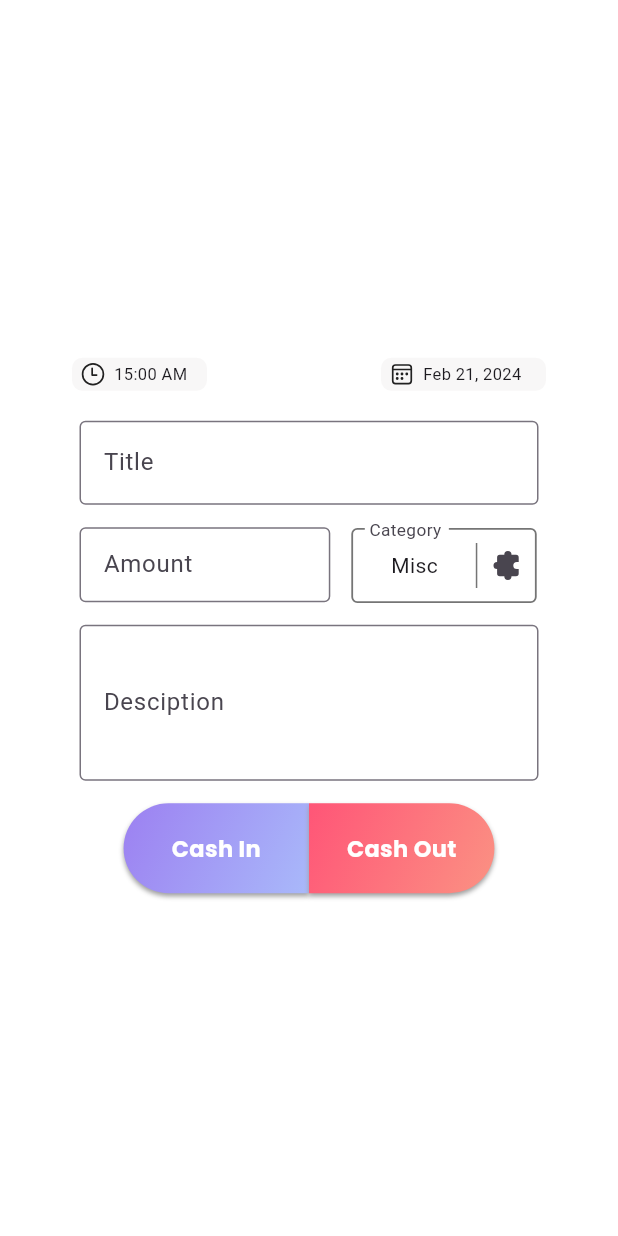
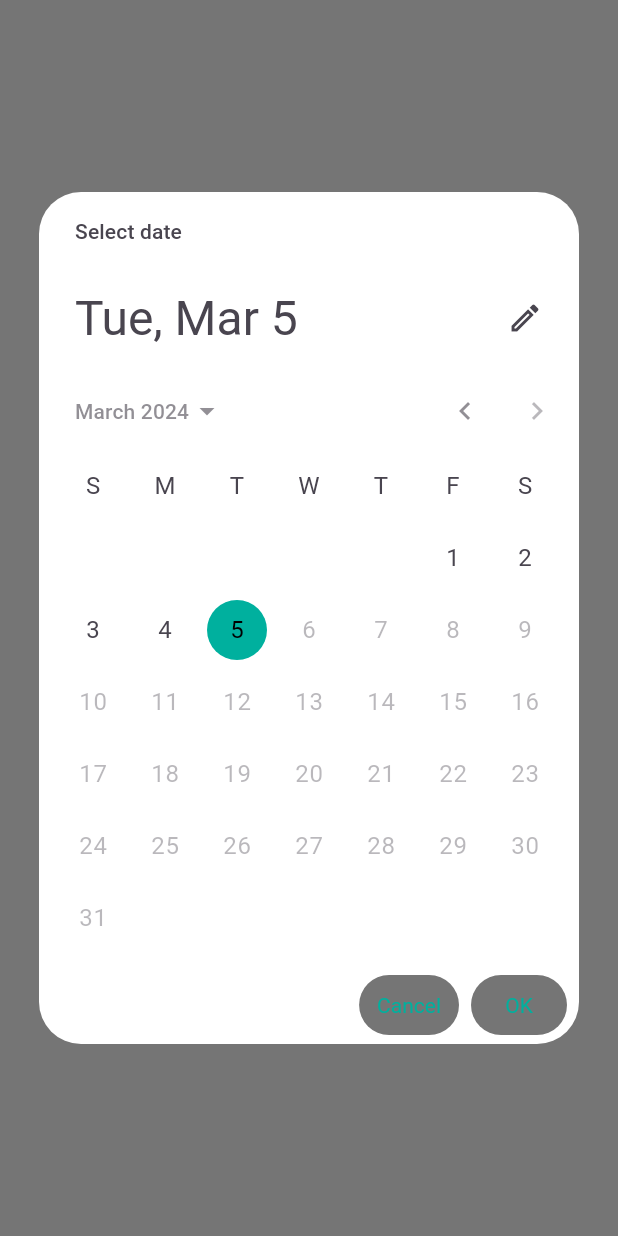
Before and after one commit to itsAliTahir/Expense-Tracker, a Flutter app: the MyAddTransactionDialog widget shown alone on an empty page, opened directly, after a tap on "15:00 AM", on a phone screen of 412 x 824 dp. Run offline on Flutter 3.47's test engine with Material 3 defaults, Android fonts, the phone set to English and light mode, and no system bars; drawn by our look-alikes of flutter_bounceable; our stand-ins replace animated_flip_counter, delayed_display, fl_chart, fluentui_system_icons.

Commit message:
made some changes

```diff
--- a/lib/screens/home_screen/add_new_transaction.dart
+++ b/lib/screens/home_screen/add_new_transaction.dart
@@ -1,3 +1,4 @@
+import 'package:cash_book_expense_tracker/widgets/datetime_picker.dart';
 import 'package:fluentui_system_icons/fluentui_system_icons.dart';
 import 'package:flutter/material.dart';
 import '../../provider/themes_data.dart';
@@ -10,6 +11,12 @@ void OpenShowDialog(BuildContext context) {
 }
 
 bool isCategorySelected = false;
+var _titleController = TextEditingController();
+var _amountController = TextEditingController();
+var _descriptionController = TextEditingController();
+var _titleFocus = FocusNode();
+var _amountFocus = FocusNode();
+var _descriptionFocus = FocusNode();
 Widget DateTimeContainerWidget(
     {required double width,
     required IconData icon,
@@ -74,7 +81,10 @@ class _MyAddTransactionDialogState extends State<MyAddTransactionDialog> {
                             width: 90,
                             icon: FluentIcons.clock_24_regular,
                             string: "15:00 AM",
-                            onTap: () {},
+                            onTap: () {
+                              MyDateTimePicker obj = MyDateTimePicker();
+                              obj.presentDatePicker(context);
+                            },
                           ),
                           DateTimeContainerWidget(
                             width: 110,
@@ -121,10 +131,17 @@ class _MyAddTransactionDialogState extends State<MyAddTransactionDialog> {
                   bottom: 5,
                 ),
                 child: TextFormField(
-                  decoration: const InputDecoration(
-                    labelText: "Title",
-                    border: OutlineInputBorder(),
-                  ),
+                  controller: _titleController,
+                  focusNode: _titleFocus,
+                  decoration: InputDecoration(
+                      labelText: "Title",
+                      labelStyle: TextStyle(
+                          color: iconColor,
+                          fontWeight: FontWeight.bold,
+                          fontFamily: font1),
+                      border: const OutlineInputBorder(),
+                      focusedBorder: OutlineInputBorder(
+                          borderSide: BorderSide(color: selectDark, width: 2))),
                 ),
               ),
               Container(
@@ -137,27 +154,39 @@ class _MyAddTransactionDialogState extends State<MyAddTransactionDialog> {
                       height: 50,
                       margin: const EdgeInsets.only(bottom: 15, top: 10),
                       child: TextFormField(
-                        decoration: const InputDecoration(
+                        controller: _amountController,
+                        focusNode: _amountFocus,
+                        decoration: InputDecoration(
                           labelText: "Amount",
-                          border: OutlineInputBorder(),
+                          labelStyle: TextStyle(
+                              color: iconColor,
+                              fontWeight: FontWeight.bold,
+                              fontFamily: font1),
+                          border: const OutlineInputBorder(),
+                          focusedBorder: OutlineInputBorder(
+                              borderSide:
+                                  BorderSide(color: selectDark, width: 2)),
                         ),
                       ),
                     ),
                     GestureDetector(
                       onTap: () {
                         setState(() {
+                          _titleFocus.unfocus();
+                          _amountFocus.unfocus();
+                          _descriptionFocus.unfocus();
                           isCategorySelected = !isCategorySelected;
                         });
                       },
                       child: SizedBox(
                         width: (screenWidth * 0.4) - 40,
-                        height: 60,
+                        height: 62,
                         child: Stack(
                           children: [
                             Positioned(
                               // right: 15,
                               child: Container(
-                                margin: const EdgeInsets.only(top: 3),
+                                margin: const EdgeInsets.only(top: 3.4),
                                 width: (screenWidth * 0.3),
                                 height: 50,
                                 decoration: BoxDecoration(
@@ -197,7 +226,7 @@ class _MyAddTransactionDialogState extends State<MyAddTransactionDialog> {
                               ),
                             ),
                             Positioned(
-                                top: -4,
+                                top: -3.5,
                                 left: 9,
                                 child: Container(
                                   padding:
@@ -207,16 +236,18 @@ class _MyAddTransactionDialogState extends State<MyAddTransactionDialog> {
                                       ? Text(
                                           "Category",
                                           style: TextStyle(
-                                            color: isCategorySelected
-                                                ? selectDark
-                                                : iconColor,
-                                            fontSize: 11.5,
+                                            color: iconColor,
+                                            fontWeight: FontWeight.bold,
+                                            fontFamily: font1,
+                                            fontSize: 11,
                                           ),
                                         )
                                       : Text(
                                           "Type",
                                           style: TextStyle(
                                             color: iconColor,
+                                            fontWeight: FontWeight.bold,
+                                            fontFamily: font1,
                                             fontSize: 11.5,
                                           ),
                                         ),
@@ -235,10 +266,18 @@ class _MyAddTransactionDialogState extends State<MyAddTransactionDialog> {
                   bottom: 5,
                 ),
                 child: TextFormField(
+                  controller: _descriptionController,
+                  focusNode: _descriptionFocus,
                   maxLines: 3,
-                  decoration: const InputDecoration(
-                    labelText: "Desciption",
-                    border: OutlineInputBorder(),
+                  decoration: InputDecoration(
+                    labelText: "Description",
+                    labelStyle: TextStyle(
+                        color: iconColor,
+                        fontWeight: FontWeight.bold,
+                        fontFamily: font1),
+                    border: const OutlineInputBorder(),
+                    focusedBorder: OutlineInputBorder(
+                        borderSide: BorderSide(color: selectDark, width: 2)),
                   ),
                 ),
               ),
--- a/lib/screens/home_screen/floatingactionbutton.dart
+++ b/lib/screens/home_screen/floatingactionbutton.dart
@@ -23,8 +23,6 @@ class MyFloatingActionButton extends StatelessWidget {
       enableFeedback: false,
       onPressed: () {
         OpenShowDialog(context);
-        // Provider.of<TransactionDataProvider>(context, listen: false)
-        //     .AddNewTransaction();
       },
       child: Ink(
         width: double.infinity,
--- a/lib/screens/home_screen/income_expense_detail_screen/ie_graph.dart
+++ b/lib/screens/home_screen/income_expense_detail_screen/ie_graph.dart
@@ -61,7 +61,8 @@ class _MyIncomeExpenseGraphState extends State<MyIncomeExpenseGraph> {
                 color: widget.args[1] as String == "Income"
                     ? incomeDark
                     : expenseDark,
-                fontWeight: FontWeight.bold))
+                fontWeight: FontWeight.bold,
+                fontSize: 13))
       ];
       return test;
     }
--- /dev/null
+++ b/lib/widgets/datetime_picker.dart
@@ -0,0 +1,91 @@
+import 'package:cash_book_expense_tracker/provider/themes_data.dart';
+import 'package:flutter/material.dart';
+
+class MyDateTimePicker {
+  void presentDatePicker(BuildContext context) {
+    showDatePicker(
+            context: context,
+            builder: (context, child) => Theme(
+                data: Theme.of(context).copyWith(
+                  colorScheme: ColorScheme.light(
+                    primary: selectDark,
+                    onPrimary: Colors.black,
+                    onSurface: iconColor,
+                    onBackground: Colors.white,
+                  ),
+                  timePickerTheme: const TimePickerThemeData(
+                    helpTextStyle: TextStyle(
+                      color: Colors.red,
+                    ),
+                  ),
+                  dialogBackgroundColor: selectDim,
+                  textButtonTheme: TextButtonThemeData(
+                      style: TextButton.styleFrom(
+                          textStyle: TextStyle(
+                            color: selectLight,
+                            fontWeight: FontWeight.normal,
+                            fontSize: 14,
+                          ),
+                          primary: selectDark,
+                          backgroundColor: Colors.black54,
+                          shape: RoundedRectangleBorder(
+                              side: const BorderSide(
+                                  color: Colors.transparent,
+                                  width: 1,
+                                  style: BorderStyle.solid),
+                              borderRadius: BorderRadius.circular(50)))),
+                ),
+                child: child!),
+            initialDate: DateTime.now(),
+            firstDate: DateTime(2020),
+            lastDate: DateTime.now())
+        .then((pickedDate) {
+      if (pickedDate == null) {
+        return;
+      }
+      // selectedDate = pickedDate;
+    });
+  }
+
+  void presentTimePicker(BuildContext context) {
+    showTimePicker(
+      context: context,
+      builder: (context, child) => Theme(
+          data: Theme.of(context).copyWith(
+            colorScheme: ColorScheme.dark(
+              primary: Theme.of(context).primaryColor,
+              onPrimary: Colors.white,
+              onSurface: Colors.white,
+              onBackground: const Color.fromRGBO(18, 18, 18, 1),
+            ),
+            timePickerTheme: const TimePickerThemeData(
+              helpTextStyle: TextStyle(color: Colors.white, fontSize: 11),
+              backgroundColor: Color.fromRGBO(43, 45, 49, 1),
+            ),
+            dialogBackgroundColor: Colors.black,
+            textButtonTheme: TextButtonThemeData(
+                style: TextButton.styleFrom(
+                    textStyle: const TextStyle(
+                      color: Color.fromRGBO(0, 169, 151, 1),
+                      fontWeight: FontWeight.normal,
+                      fontSize: 14,
+                    ),
+                    primary: Theme.of(context).primaryColor,
+                    backgroundColor: Colors.black54,
+                    shape: RoundedRectangleBorder(
+                        side: const BorderSide(
+                            color: Colors.transparent,
+                            width: 1,
+                            style: BorderStyle.solid),
+                        borderRadius: BorderRadius.circular(50)))),
+          ),
+          child: child!),
+      initialTime: TimeOfDay.now(),
+    ).then((pickedTime) {
+      if (pickedTime == null) {
+        return;
+      }
+      // selectedTime = pickedTime;
+    });
+  }
+}
```
Also changed, not shown: lib/screens/home_screen/current_balance.dart (+4 -3 lines).
